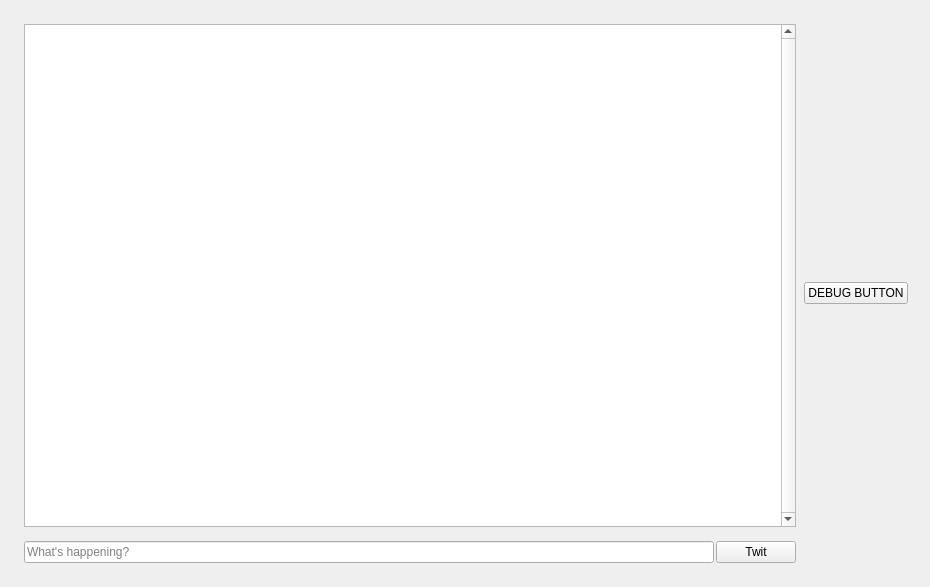
The window that src/plugins/woodpecker/twitterpage.ui (0xd34df00d/leechcraft) describes before a commit, drawn with Qt 5.
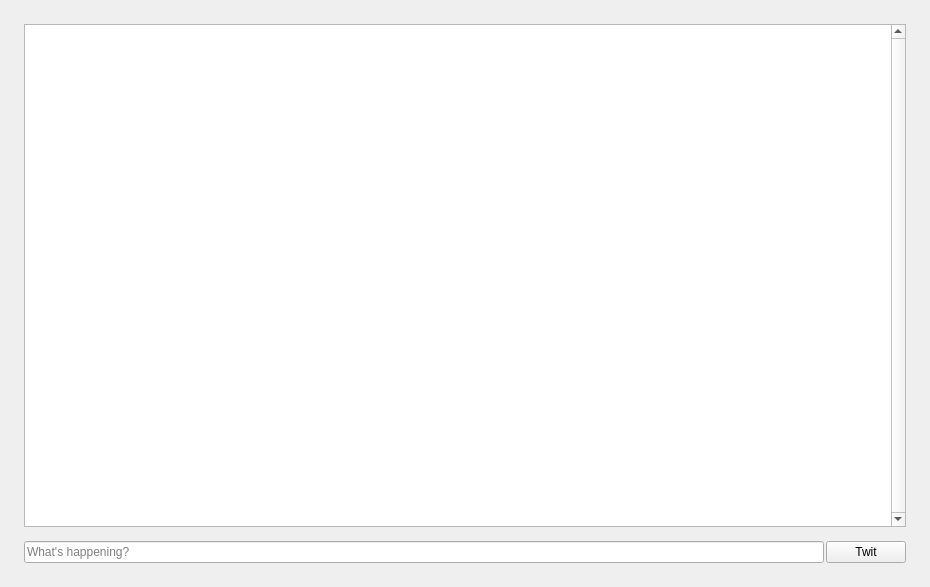
The same window after the commit.

Commit message: Removed some debug

What changed in the file:
```diff
--- a/src/plugins/woodpecker/twitterpage.ui
+++ b/src/plugins/woodpecker/twitterpage.ui
@@ -112,13 +112,6 @@
         </item>
        </layout>
       </item>
-      <item row="0" column="1">
-       <widget class="QPushButton" name="dbgButton">
-        <property name="text">
-         <string>DEBUG BUTTON</string>
-        </property>
-       </widget>
-      </item>
      </layout>
     </widget>
    </item>
```
The commit also changes 1 other file.
